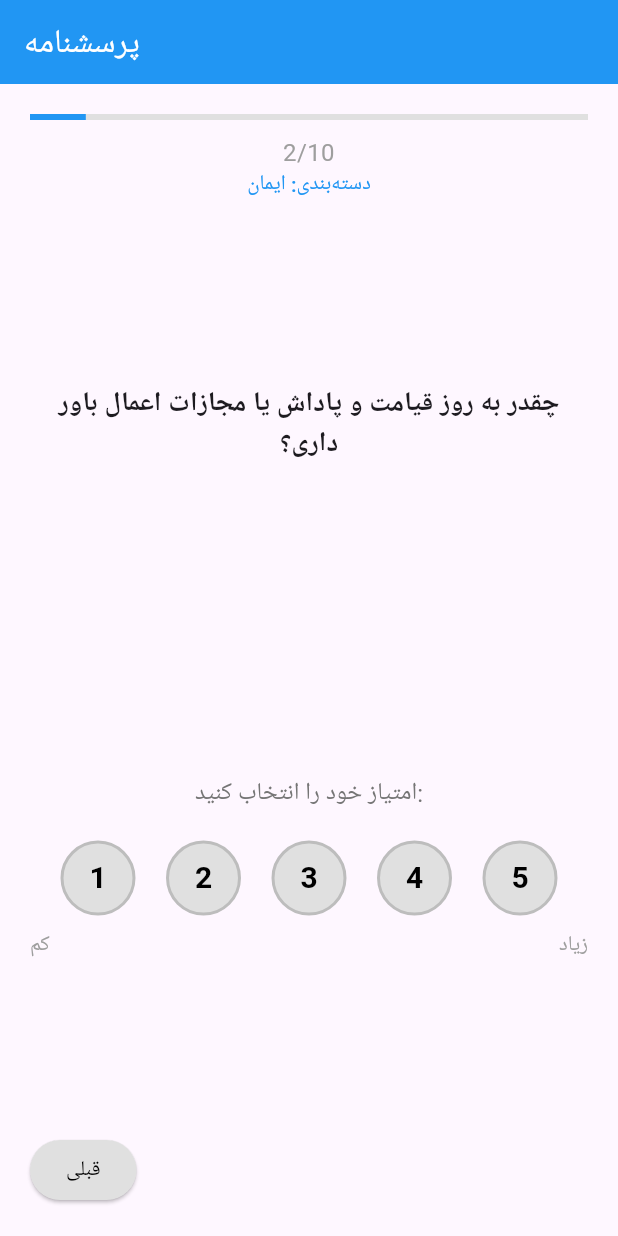
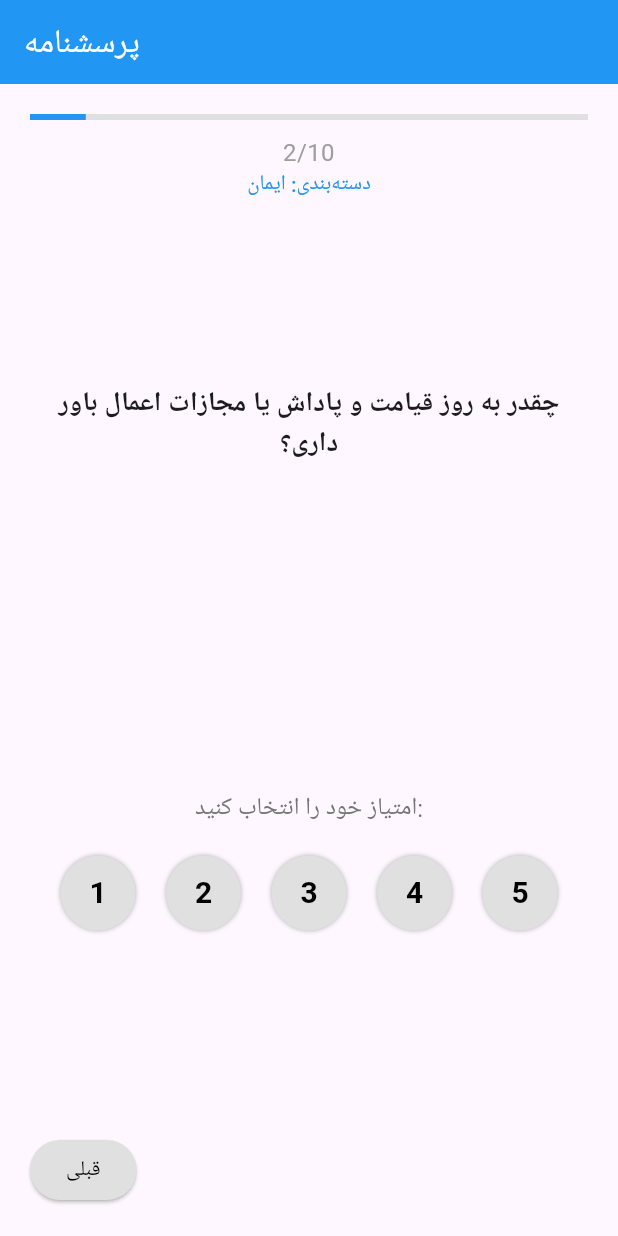
Before and after one commit to adultcode/atom, a Flutter app: the screen it shows after launch, after a tap on an icon or button, on a phone screen of 412 x 824 dp. Run offline on Flutter 3.47's test engine with Material 3 defaults, Android fonts, the phone set to English and light mode, and no system bars; our stand-ins replace fl_chart; statements that could not run were skipped.

```diff
--- a/lib/main.dart
+++ b/lib/main.dart
@@ -9,7 +9,14 @@ import 'package:flutter/material.dart';
 import 'model/question.dart';
 import 'model/question_answer_model.dart';
 
+var _temoTestCase = "";
+
+
 void main() {
+  WidgetsFlutterBinding.ensureInitialized();
+  print("Hello world");
+  WidgetsFlutterBinding.ensureInitialized()
+
   runApp(const MyApp());
 }
 
@@ -149,10 +156,12 @@ class _MyHomePageState extends State<MyHomePage> {
                             decoration: BoxDecoration(
                               color: isSelected ? Colors.blue : Colors.grey[300],
                               borderRadius: BorderRadius.circular(25),
-                              border: Border.all(
-                                color: isSelected ? Colors.blue : Colors.grey[400]!,
-                                width: 2,
-                              ),
+                                boxShadow: [
+                                  BoxShadow(
+                                      color: Colors.black.withValues(alpha: 0.3),
+                                      blurRadius: 2
+                                  )
+                                ]
                             ),
                             child: Center(
                               child: Text(
@@ -169,13 +178,7 @@ class _MyHomePageState extends State<MyHomePage> {
                       }),
                     ),
                     SizedBox(height: 10),
-                    Row(
-                      mainAxisAlignment: MainAxisAlignment.spaceBetween,
-                      children: [
-                        Text('کم', style: TextStyle(color: Colors.grey)),
-                        Text('زیاد', style: TextStyle(color: Colors.grey)),
-                      ],
-                    ),
+
                   ],
                 ),
               ),
--- a/pubspec.yaml
+++ b/pubspec.yaml
@@ -38,6 +38,8 @@ dependencies:
 
 dev_dependencies:
   flutter_test:
+    sdk: flutter
+  integration_test:
     sdk: flutter
 
   # The "flutter_lints" package below contains a set of recommended lints to
```
Also changed, not shown: pubspec.lock, 1 other file.
